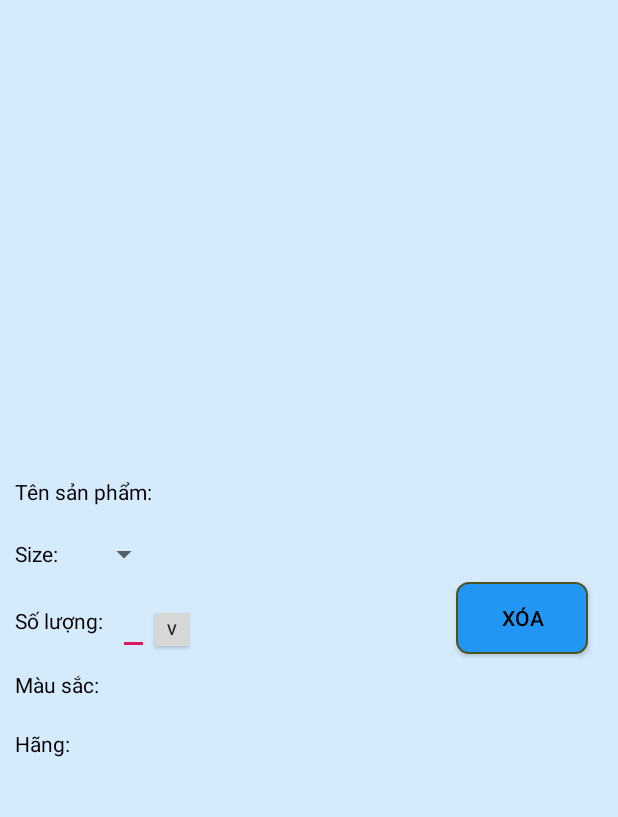
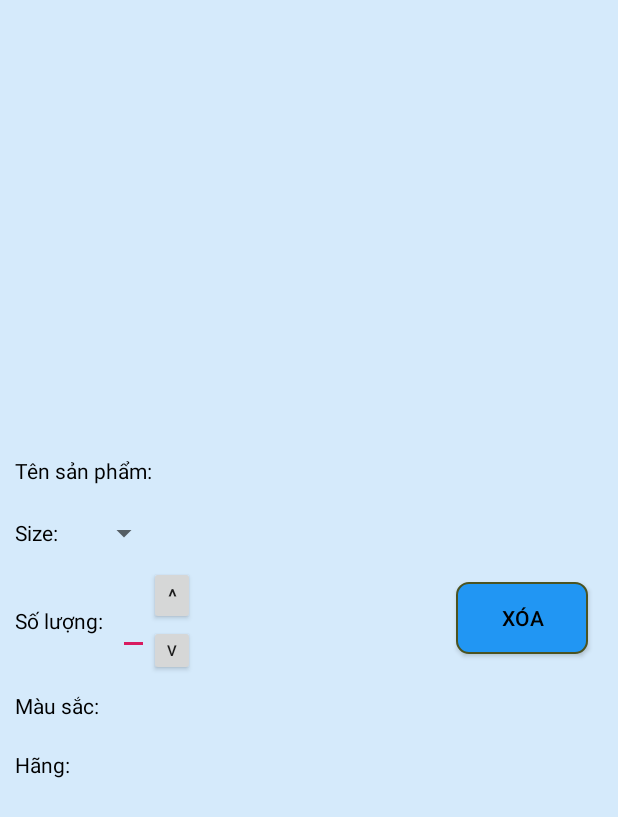
Before and after one commit to Vannam98/Project_AppBanGiay, an Android app: the layout listview_thanhtoan_layout.xml on its own in the app's theme, with its tools: preview values and no code run, on a phone screen of 412 x 824 dp. Shown: the top 817 px of the screen. Run offline under Robolectric (Android 15) with nearby library versions, the phone set to English and light mode, and no system bars.

Commit message:
nhatlong_layout thay doi mau chu and button

```diff
--- a/app/src/main/res/layout/listview_thanhtoan_layout.xml
+++ b/app/src/main/res/layout/listview_thanhtoan_layout.xml
@@ -9,10 +9,10 @@ android:orientation="horizontal">
 <LinearLayout
     android:layout_width="0dp"
     android:layout_height="match_parent"
-    android:gravity="center"
+    android:gravity="center_vertical"
     android:layout_weight="3"
-    android:background="@color/color_backroud"
-    android:orientation="vertical">
+    android:orientation="vertical"
+    >
     //tensanpham
     <TextView
         android:id="@+id/txt_tensanpham_lsv"
@@ -20,7 +20,8 @@ android:orientation="horizontal">
         android:layout_height="wrap_content"
         android:layout_margin="@dimen/layout_margin_thongtin"
         android:text="@string/txt_tensanpham_thanhtoan"
-        android:textColor="@color/txt_black">
+        android:textColor="@color/txt_black"
+        >
     </TextView>
 
     <LinearLayout
@@ -30,14 +31,14 @@ android:orientation="horizontal">
         android:gravity="center_vertical"
         >
         //size
+
         <TextView
             android:id="@+id/txt_size_lsv"
             android:layout_width="wrap_content"
             android:layout_height="wrap_content"
             android:layout_margin="@dimen/layout_margin_thongtin"
             android:text="@string/txt_size_thanhtoan"
-            android:textColor="@color/txt_black">
-        </TextView>
+            android:textColor="@color/txt_black"></TextView>
 
         <Spinner
             android:id="@+id/spinner_thanhtoan"
@@ -51,11 +52,8 @@ android:orientation="horizontal">
         android:layout_width="match_parent"
         android:layout_height="wrap_content"
         android:gravity="center_vertical"
-        android:orientation="horizontal"
-        >
-
+        android:orientation="horizontal">
         <TextView
-            android:id="@+id/txt_soluong_lsv"
             android:layout_width="wrap_content"
             android:layout_height="wrap_content"
             android:layout_margin="@dimen/layout_margin_thongtin"
@@ -63,20 +61,16 @@ android:orientation="horizontal">
             android:textColor="@color/txt_black">
 
         </TextView>
-
         <LinearLayout
             android:layout_width="wrap_content"
             android:layout_height="wrap_content"
             android:orientation="horizontal"
             android:gravity="center_vertical">
-
-            <EditText
-                android:id="@+id/edt_soluong_lsv"
-                android:layout_width="match_parent"
-                android:layout_height="wrap_content">
-
-            </EditText>
-
+                <EditText
+                    android:id="@+id/edt_soluong_lsv"
+                    android:layout_width="match_parent"
+                    android:layout_height="wrap_content">
+                </EditText>
             <LinearLayout
                 android:layout_width="match_parent"
                 android:layout_height="wrap_content"
@@ -85,14 +79,12 @@ android:orientation="horizontal">
 
                 <Button
                     android:id="@+id/button_tang_lsv"
-                    android:layout_width="3dp"
-                    android:layout_height="11dp"
+                    android:layout_width="match_parent"
+                    android:layout_height="wrap_content"
                     android:minWidth="@dimen/size_Button"
                     android:minHeight="@dimen/size_Button"
                     android:text="^">
-
                 </Button>
-
                 <Button
                     android:id="@+id/button_xuong_lsv"
                     android:layout_width="wrap_content"
--- a/app/src/main/res/values/strings.xml
+++ b/app/src/main/res/values/strings.xml
@@ -3,6 +3,8 @@
     <string name="name_page">Thanh toán</string>
     <string name="btn_dathan">Đặt hàng</string>
     <string name="btn_huy">Hủy</string>
+
+
     <string name="txt_tenkhachhang_thanhtoan">Tên khách hàng: </string>
     <string name="txt_sodienthoai_thanhtoan">Số điện thoại: </string>
     <string name="txt_diachigiao_thanhtoan">Địa chỉ giao: </string>
@@ -15,6 +17,8 @@
     <string name="txt_mausac_thanhtoan">Màu sắc: </string>
     <string name="txt_hang_thanhtoan">Hãng: </string>
     <string name="txt_Xoa_thanhtoan"> Xóa </string>
+
+
     <string name="txt_dsvanchuyen"> Danh sách vận chuyển </string>
     <string name="btn_xacnhan_dsvanchuyen"> Xác nhận </string>
     <string name="txt_Madonhang_dsvanchuyen"> Mã đơn hàng:</string>
@@ -30,6 +34,8 @@
     <string name="btn_huy_dsvanchuyen"> Hủy </string>
     <string name="btn_refresh_dsvanchuyen"> Refresh </string>
     <string name="btn_thoat_dsvanchuyen"> Thoát </string>
+
+
     <string name="txt_danhsachdonhangdagiao"> Danh sách đơn hàng đã giao </string>
     <string name="txt_timkiem_dsdonhangdagiao"> Tìm kiếm </string>
     <string name="txt_Madonhang_dsdonhangdagiao"> Mã đơn hàng </string>
@@ -51,6 +57,8 @@
     <string name="btn_huy_danhsachnguoigiao"> Hủy </string>
     <string name="btn_thoat_danhsachnguoigiao"> Thoát </string>
     <string name="btn_refresh_danhsachnguoigiao"> Refresh </string>
+
+
     <string name="txt_inhoadon_hoadon"> In hóa đơn </string>
     <string name="txt_madonhang_hoadon"> Mã dơn hàng</string>
     <string name="txt_tensanpham_hoadon"> Tên sản phẩm </string>
@@ -63,6 +71,8 @@
     <string name="btn_giao_hoadon"> Giao </string>
     <string name="btn_thoat_hoadon"> Thoát </string>
     <string name="btn_huy_hoadon"> Hủy </string>
+
+
     <string name="txt_danhsachdonhangdagiao_quangly"> Danh sách đơn hàng đã giao </string>
     <string name="txt_timkiem_dsdonhangdagiaoqly"> Tìm kiếm </string>
     <string name="txt_Madonhang_dsdonhangdagiaoqly"> Mã đơn hàng </string>
@@ -82,6 +92,9 @@
     <string name="txt_tinhtrang_dsdonhangdagiaoqly"> Tình trạng </string>
     <string name="btn_giao_dsdonhangdagiaoqly"> Giao </string>
     <string name="btn_thoat_dsdonhangdagiaoqly"> Thoát </string>
+
+
+
     <string name="txt_danhsachdonhanghoanthanh_dsdonhanghoanthanhqly"> Danh sách đơn hàng hoàn thành </string>
     <string name="txt_madonhang_dsdonhanghoanthanhqly"> Mã đơn hàng </string>
     <string name="txt_tensanpham_dsdonhanghoanthanhqly"> Tên sản phẩm </string>
@@ -92,9 +105,8 @@
     <string name="txt_sodienthoainguoigiao_dsdonhanghoanthanhqly"> Số điện thoại người giao </string>
     <string name="txt_tongtien_dsdonhanghoanthanhqly"> Tổng tiền </string>
     <string name="txt_tinhtrang_dsdonhanghoanthanhqly">Tình trạng</string>
-    <string name="btn_tongtien_dsdonhanghoanthanhqly">Tông tiền</string>
+    <string name="btn_tongtien_dsdonhanghoanthanhqly">Tổng tiền</string>
     <string name="btn_trolai_dsdonhanghoanthanhqly">Trở lại</string>
-    >
 
 
 </resources>
```
